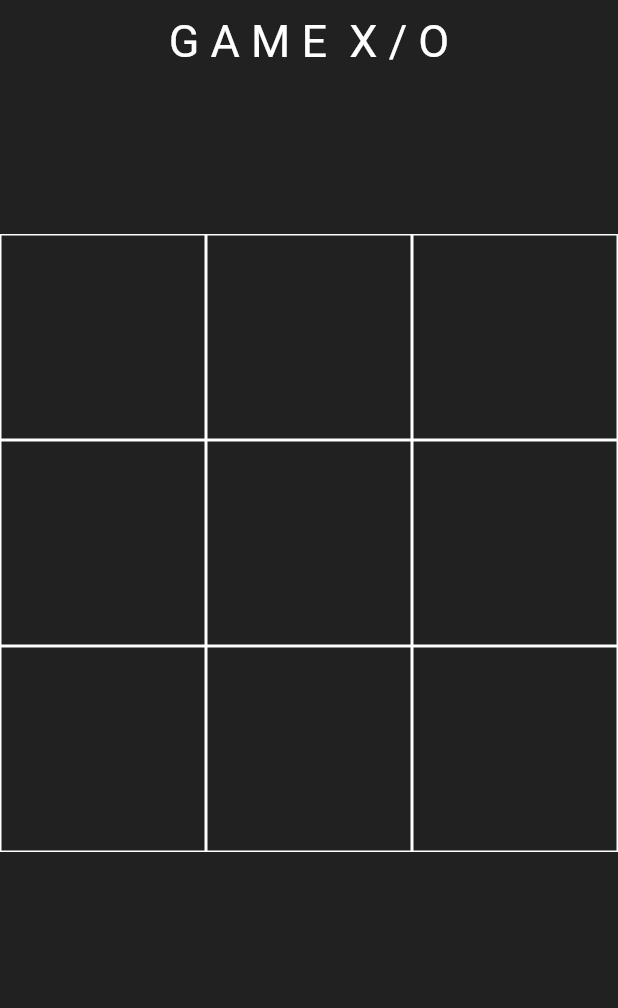
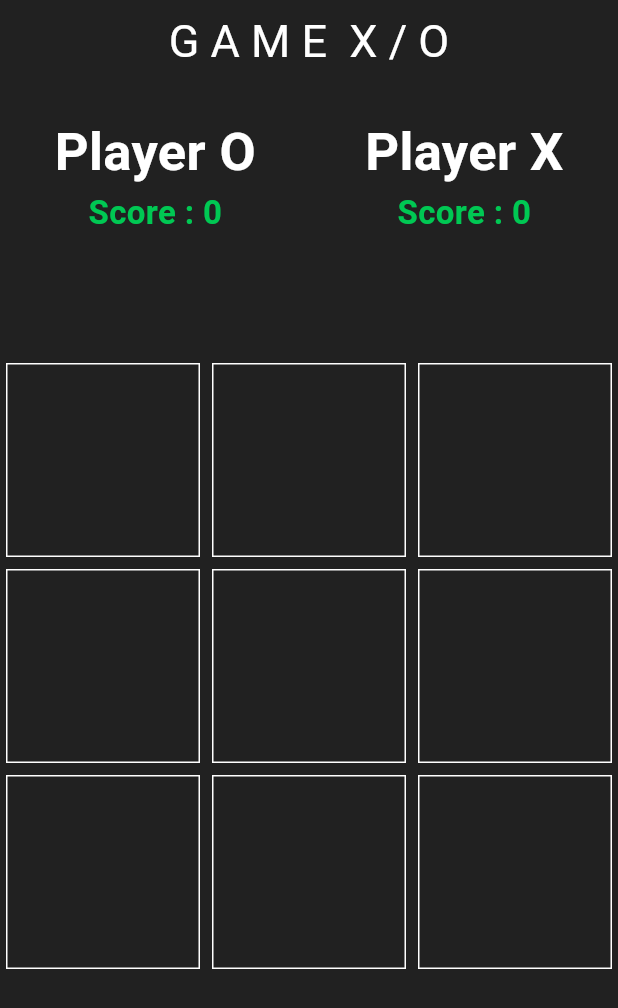
Before and after one commit to mohamedamine-code/X_O_Game, a Flutter app: the screen it shows after launch, on a phone screen of 412 x 824 dp. Shown: the top 1008 px of the screen. Run offline on Flutter 3.47's test engine with Material 3 defaults, Android fonts, the phone set to English and light mode, and no system bars.

Commit message:
more function

```diff
--- a/lib/Homepage.dart
+++ b/lib/Homepage.dart
@@ -1,3 +1,5 @@
+// ignore_for_file: prefer_const_literals_to_create_immutables, prefer_const_constructors
+
 import 'package:flutter/material.dart';
 import 'package:games_x_o/util/box.dart';
 
@@ -23,16 +25,18 @@ class _HomepageState extends State<Homepage> {
     '',
     '',
   ];
+  int nbre_xo = 0;
 
   void tapped(int index) {
     setState(() {
-      if (X_dispaly) {
+      if (X_dispaly && xoDisplay_list[index] == '') {
         xoDisplay_list[index] = xoDisplay;
         xoDisplay = 'O';
-      }
-      if (X_dispaly != true) {
+        nbre_xo++;
+      } else if (X_dispaly != true && xoDisplay_list[index] == '') {
         xoDisplay_list[index] = xoDisplay;
         xoDisplay = 'X';
+        nbre_xo++;
       }
       X_dispaly = !X_dispaly;
     });
@@ -81,10 +85,41 @@ class _HomepageState extends State<Homepage> {
         xoDisplay_list[2] != '') {
       dialoge(xoDisplay_list[2]);
     }
+    if (nbre_xo == 9) {
+      DrawDialoge();
+    }
+  }
+
+  void DrawDialoge() {
+    showDialog(
+        barrierDismissible: false,
+        context: context,
+        builder: (BuildContext context) {
+          return AlertDialog(
+            backgroundColor: Colors.greenAccent[700],
+            title: const Text('D R A W !'),
+            content: Text('No Plyaer is Win !'),
+            actions: [
+              GestureDetector(
+                  onTap: () {
+                    Navigator.pop(context);
+                    rest();
+                  },
+                  child: const Text(
+                    'R E P L A Y',
+                    style: TextStyle(fontSize: 18),
+                  ))
+            ],
+          );
+        });
+    setState(() {
+      nbre_xo = 0;
+    });
   }
 
   void dialoge(String xo) {
     showDialog(
+        barrierDismissible: false,
         context: context,
         builder: (BuildContext context) {
           return AlertDialog(
@@ -100,10 +135,25 @@ class _HomepageState extends State<Homepage> {
                     Navigator.pop(context);
                     rest();
                   },
-                  child: Text('R E P L A Y',style: TextStyle(fontSize: 18),)),
+                  child: Text(
+                    'R E P L A Y',
+                    style: TextStyle(fontSize: 18),
+                  )),
             ],
           );
         });
+    if (xo == 'O') {
+      setState(() {
+        score_po++;
+      });
+    } else if (xo == 'X') {
+      setState(() {
+        score_px++;
+      });
+    }
+    setState(() {
+      nbre_xo = 0;
+    });
   }
 
   void rest() {
@@ -113,6 +163,15 @@ class _HomepageState extends State<Homepage> {
       }
     });
   }
+
+  var playerStyle =
+      TextStyle(fontSize: 35, color: Colors.white, fontWeight: FontWeight.bold);
+  var scoreStyel = TextStyle(
+      fontSize: 22,
+      color: Colors.greenAccent[700],
+      fontWeight: FontWeight.bold);
+  int score_px = 0;
+  int score_po = 0;
 
   @override
   Widget build(BuildContext context) {
@@ -129,23 +188,57 @@ class _HomepageState extends State<Homepage> {
       body: Column(
         children: [
           SizedBox(
-            height: 100,
+            height: 20,
           ),
           Expanded(
+              flex: 1,
+              child: Container(
+                child: Row(
+                  mainAxisAlignment: MainAxisAlignment.spaceAround,
+                  children: [
+                    Column(
+                      children: [
+                        Text(
+                          'Player O',
+                          style: playerStyle,
+                        ),
+                        Text('Score : $score_po', style: scoreStyel),
+                      ],
+                    ),
+                    Column(
+                      children: [
+                        Text(
+                          'Player X',
+                          style: playerStyle,
+                        ),
+                        Text('Score : $score_px', style: scoreStyel),
+                      ],
+                    ),
+                  ],
+                ),
+              )),
+          Expanded(
+              flex: 3,
               child: GridView.builder(
                   itemCount: 9,
-                  gridDelegate:
-                      SliverGridDelegateWithFixedCrossAxisCount(crossAxisCount: 3),
+                  gridDelegate: SliverGridDelegateWithFixedCrossAxisCount(
+                      crossAxisCount: 3),
                   itemBuilder: (context, index) {
-                    return GestureDetector(
-                      onTap: () {
-                        tapped(index);
-                      },
-                      child: box(
-                        data: xoDisplay_list[index],
+                    return Padding(
+                      padding: const EdgeInsets.all(4.0),
+                      child: GestureDetector(
+                        onTap: () {
+                          tapped(index);
+                        },
+                        child: box(
+                          data: xoDisplay_list[index],
+                        ),
                       ),
                     );
                   })),
+          SizedBox(
+            height: 100,
+          )
         ],
       ),
     );
```
